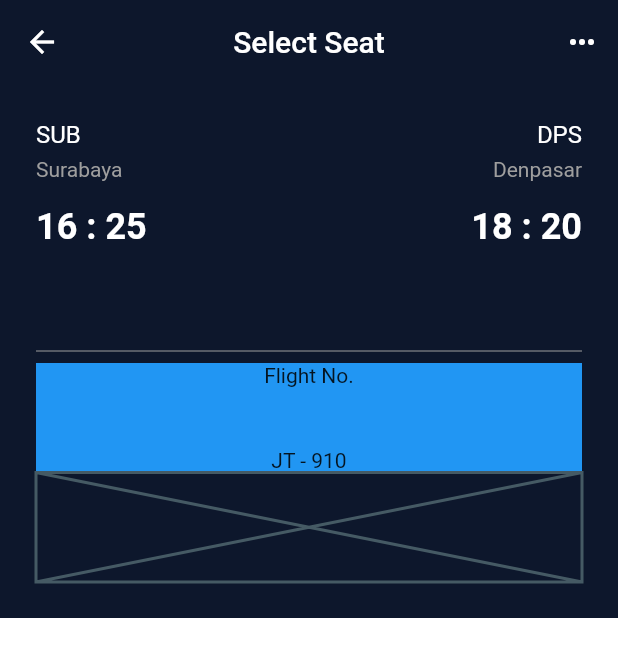
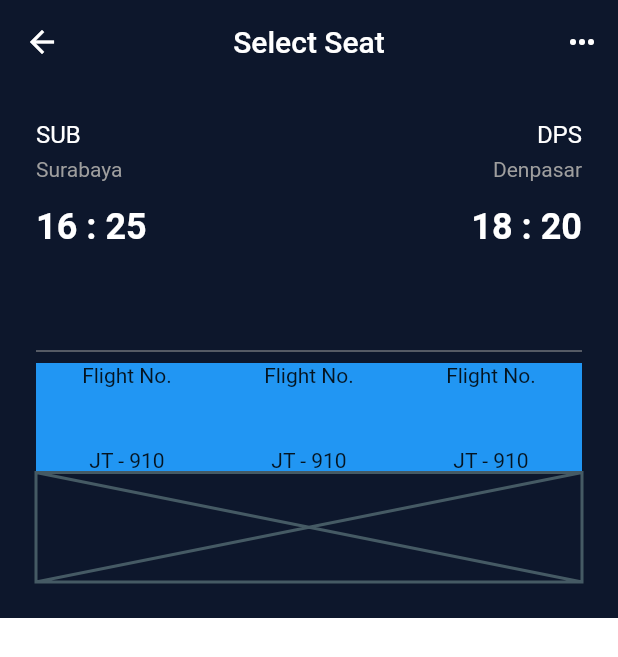
Before and after one commit to JAICHANGPARK/flutter_notebook_chapter_29, a Flutter app: the FlightBookingSelectPage screen opened directly, on a phone screen of 412 x 824 dp. Shown: the top 657 px of the screen. Run offline on Flutter 3.47's test engine with Material 2 defaults, Android fonts, the phone set to English and light mode, and no system bars.

Commit message:
Update flight_booking_select_page.dart

```diff
--- a/lib/ep1465_flight_booking_app/view/flight_booking_select_page.dart
+++ b/lib/ep1465_flight_booking_app/view/flight_booking_select_page.dart
@@ -139,6 +139,30 @@ class _FlightBookingSelectPageState extends State<FlightBookingSelectPage> {
                                               ),
                                             ),
                                           ),
+                                          Expanded(
+                                            child: Container(
+                                              color: Colors.blue,
+                                              child: Column(
+                                                mainAxisAlignment: MainAxisAlignment.spaceBetween,
+                                                children: [
+                                                  Text("Flight No."),
+                                                  Text("JT - 910"),
+                                                ],
+                                              ),
+                                            ),
+                                          ),
+                                          Expanded(
+                                            child: Container(
+                                              color: Colors.blue,
+                                              child: Column(
+                                                mainAxisAlignment: MainAxisAlignment.spaceBetween,
+                                                children: [
+                                                  Text("Flight No."),
+                                                  Text("JT - 910"),
+                                                ],
+                                              ),
+                                            ),
+                                          ),
                                         ],
                                       )),
                                       Expanded(child: Placeholder())
```
